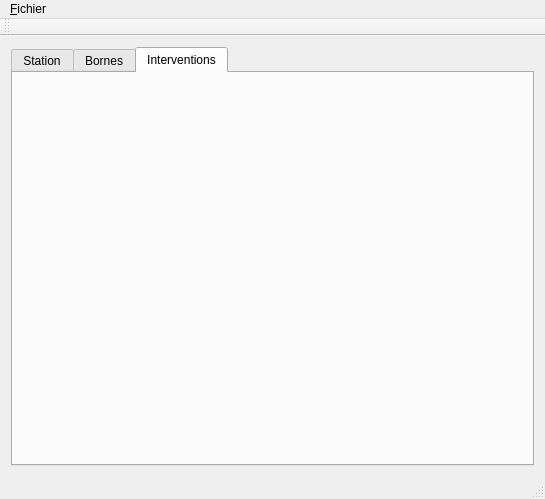
First picture: the form in mainwindow.ui, repository gthom/bts_SIO_Gap_Crab_Equipe_Est, before the edit.
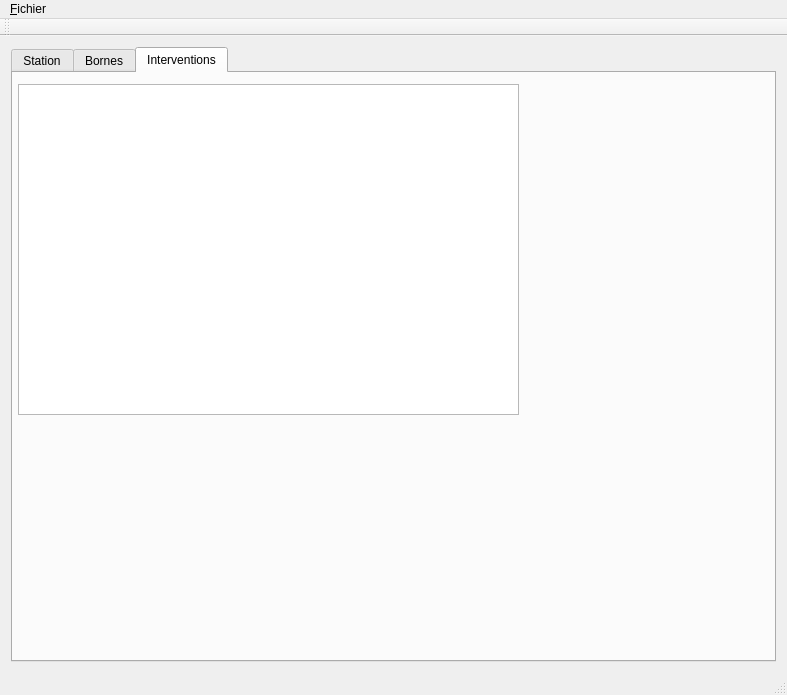
Second picture: the form after the edit. The open tabs and pages were chosen to show the change.

Commit message: Ajout des fonction afficheBornes, afficheStations et afficheInterventions

The edit to the form file:
```diff
--- a/mainwindow.ui
+++ b/mainwindow.ui
@@ -6,8 +6,8 @@
    <rect>
     <x>0</x>
     <y>0</y>
-    <width>545</width>
-    <height>499</height>
+    <width>787</width>
+    <height>695</height>
    </rect>
   </property>
   <property name="windowTitle">
@@ -72,6 +72,16 @@
        <attribute name="title">
         <string>Interventions</string>
        </attribute>
+       <widget class="QTableView" name="tableViewIntervention">
+        <property name="geometry">
+         <rect>
+          <x>5</x>
+          <y>11</y>
+          <width>501</width>
+          <height>331</height>
+         </rect>
+        </property>
+       </widget>
       </widget>
      </widget>
     </item>
@@ -82,7 +92,7 @@
     <rect>
      <x>0</x>
      <y>0</y>
-     <width>545</width>
+     <width>787</width>
      <height>29</height>
     </rect>
    </property>
```
Left out of the diff: 2 changed lines with no effect on the pictures. The commit also changes 3 other files.
